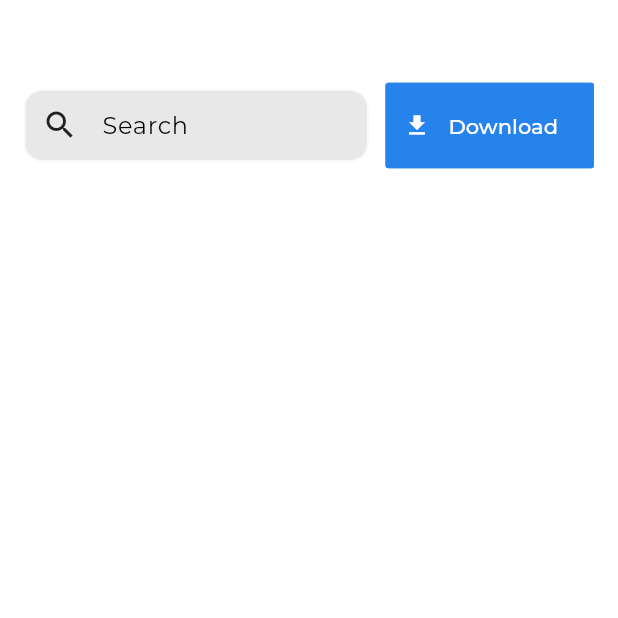
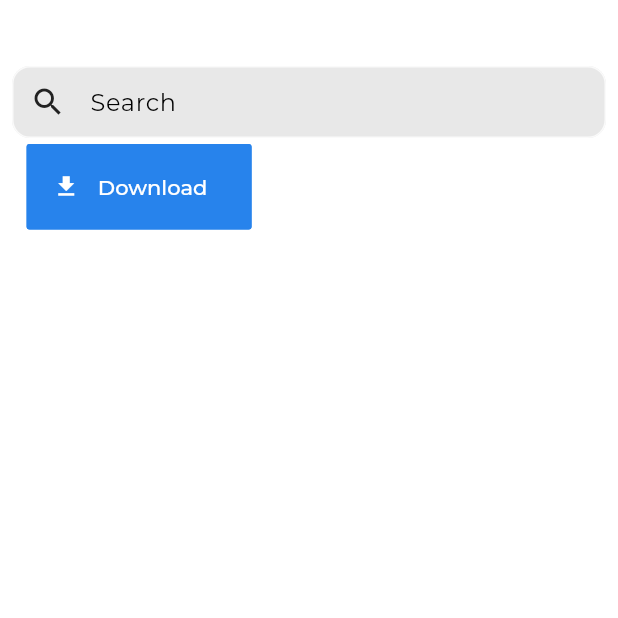
Before and after one commit to keenly-digital/CertEmpire_simulation, a Flutter app: the ExamQuestionPage screen opened by its route, on a phone screen of 412 x 824 dp, the top half of it. Run offline on Flutter 3.47's test engine with Material 3 defaults, Android fonts, the phone set to English and light mode, and no system bars; our stand-ins replace bloc, dio, equatable, flutter_bloc, flutter_screenutil, fluttertoast and 7 more; missing offline and left inert: flutter_quill, flutter_quill_extensions; accounts and stored records are empty; network calls fail.

Commit message:
report view changes

```diff
--- a/lib/core/res/app_strings.dart
+++ b/lib/core/res/app_strings.dart
@@ -23,6 +23,4 @@ class AppStrings {
   static const String reportAnswerAsIncorrect = '! Report Answer as Incorrect';
   static  String fileId = '91f185a0-bb28-48c4-a849-790ecab72d5a';
   static String userId = '97f4c350-b0d6-41ec-84a5-8e6a6210484b';
-  static String screenName = '/';
-  static String data = 'sd';
 }
--- a/lib/src/my_tasks/presentation/widgets/task_card.dart
+++ b/lib/src/my_tasks/presentation/widgets/task_card.dart
@@ -44,7 +44,7 @@ class TaskCard extends StatelessWidget {
                 Text('  |  ', style: TextStyle(color: Colors.black)),
                 Expanded(
                   child: Text(
-                    "This is the content of the question. This is the content of the question...",
+                    "View the question content here...",
                   ),
                 ),
                 Text(
--- a/lib/src/simulation/presentation/views/simulation_main_view.dart
+++ b/lib/src/simulation/presentation/views/simulation_main_view.dart
@@ -1,18 +1,17 @@
 import 'package:certempiree/core/config/extensions/theme_extension.dart';
 import 'package:certempiree/core/config/theme/app_colors.dart';
 import 'package:certempiree/core/res/app_strings.dart';
+import 'package:certempiree/core/shared/widgets/spaces.dart';
 import 'package:certempiree/src/simulation/data/models/file_content_model.dart';
 import 'package:certempiree/src/simulation/presentation/bloc/simulation_bloc/simulation_bloc.dart';
+import 'package:certempiree/src/simulation/presentation/bloc/simulation_bloc/simulation_event.dart';
 import 'package:certempiree/src/simulation/presentation/bloc/simulation_bloc/simulation_state.dart';
+import 'package:certempiree/src/simulation/presentation/cubit/search_cubit/search_cubit.dart';
 import 'package:certempiree/src/simulation/presentation/views/file_content.dart';
+import 'package:certempiree/src/simulation/presentation/widgets/app_button.dart';
 import 'package:flutter/material.dart';
 import 'package:flutter_bloc/flutter_bloc.dart';
 import 'package:flutter_screenutil/flutter_screenutil.dart';
-
-import '../../../../core/shared/widgets/spaces.dart';
-import '../bloc/simulation_bloc/simulation_event.dart';
-import '../cubit/search_cubit/search_cubit.dart';
-import '../widgets/app_button.dart';
 
 class ExamQuestionPage extends StatefulWidget {
   const ExamQuestionPage({super.key});
@@ -26,6 +25,7 @@ class _ExamQuestionPageState extends State<ExamQuestionPage> {
   void initState() {
     super.initState();
     if (!mounted) return;
+
     context.read<SimulationBloc>().add(
       FetchSimulationDataEvent(fieldId: AppStrings.fileId),
     );
@@ -34,92 +34,111 @@ class _ExamQuestionPageState extends State<ExamQuestionPage> {
   @override
   Widget build(BuildContext context) {
     return BlocBuilder<SimulationBloc, SimulationInitState>(
-      builder: (context, simulationState) {
-        var simulationData = simulationState as SimulationState;
+      builder: (context, state) {
+        final simulationState = state as SimulationState;
+
         return Scaffold(
           body: Padding(
             padding: const EdgeInsets.all(8.0),
-            child:
-                simulationData.loading == true
-                    ? Center(child: CircularProgressIndicator(
-                  color: AppColors.purple,))
-                    : Padding(
-                      padding: const EdgeInsets.all(8.0),
-                      child: Column(
-                        crossAxisAlignment: CrossAxisAlignment.start,
+            child: simulationState.loading
+                ? const Center(
+              child: CircularProgressIndicator(
+                color: AppColors.purple,
+              ),
+            )
+                : LayoutBuilder(
+              builder: (context, constraints) {
+                final isWideScreen = constraints.maxWidth > 852;
+
+                return Column(
                   children: [
-                          Text(
-                            simulationState.simulationData?.fileName.replaceAll("%", "") ??
-                                "",
-                            style: context.textTheme.headlineSmall?.copyWith(
-                              color: AppColors.blue,
-                              decoration: TextDecoration.underline,
-                              decorationColor:
-                                  AppColors.blue, // underline color
-                            ),
-                          ),
+                    _buildHeader(context, simulationState, isWideScreen),
                     verticalSpace(6),
-                          BlocBuilder<SearchQuestionCubit, String>(
-                            builder: (context, query) {
-                              return Row(
-                                children: [
-                                  Expanded(
-                                    child: TextFormField(
-                                      onChanged:
-                                          (value) => context
-                                              .read<SearchQuestionCubit>()
-                                              .setQuery(value),
-                                      decoration: InputDecoration(
-
-                                        contentPadding: EdgeInsets.symmetric(
-                                          horizontal: 15.w,
-                                        ),
-                                        labelText: 'Search',
-                                        labelStyle: TextStyle(
-                                          color: AppColors.black,
-                                        ),
-
-                                        border: OutlineInputBorder(),
-                                        prefixIcon: Icon(Icons.search),
-                                        hintStyle: TextStyle(
-                                          color: Colors.black,
-                                        ),
-                                      ),
-                                    ),
-                                  ),
-                                  horizontalSpace(5),
-
-                                  horizontalSpace(5),
-                                  appButton(
-                                    withIcon: true,
-                                    onPressed: () {},
-                                    text: "Download",
-                                    textColor: Colors.white,
-                                    borderColor: AppColors.lightBlue,
-                                    background: AppColors.lightBlue,
-                                  ),
-                                ],
-                              );
-                            },
-                          ),
                     BlocBuilder<SearchQuestionCubit, String>(
                       builder: (context, query) {
                         return Expanded(
                           child: FileContentWidget(
-                                  fileContent:
-                                      simulationState.simulationData ??
-                                      FileContent(),
+                            fileContent: simulationState.simulationData ?? FileContent(),
                             searchQuery: query,
                           ),
                         );
                       },
                     ),
                   ],
-                      ),
+                );
+              },
             ),
           ),
         );
       },
     );
   }
+
+  Widget _buildHeader(
+      BuildContext context, SimulationState simulationState, bool isWideScreen) {
+    final fileName = simulationState.simulationData?.fileName.replaceAll("%", "") ?? "";
+
+    final fileNameText = Text(
+      fileName,
+      style: context.textTheme.headlineSmall?.copyWith(
+        color: AppColors.blue,
+        decoration: TextDecoration.underline,
+        decorationColor: AppColors.blue,
+      ),
+    );
+
+    final searchField = SizedBox(
+      width: 400,
+      child: TextFormField(
+        onChanged: (value) => context.read<SearchQuestionCubit>().setQuery(value),
+        decoration: InputDecoration(
+          contentPadding: EdgeInsets.symmetric(horizontal: 15.w),
+          labelText: 'Search',
+          labelStyle: const TextStyle(color: AppColors.black),
+          border: const OutlineInputBorder(),
+          prefixIcon: const Icon(Icons.search),
+          hintStyle: const TextStyle(color: Colors.black),
+        ),
+      ),
+    );
+
+    final downloadButton = appButton(
+      withIcon: true,
+      onPressed: () {
+        // Add download functionality here
+      },
+      text: "Download",
+      textColor: Colors.white,
+      borderColor: AppColors.lightBlue,
+      background: AppColors.lightBlue,
+    );
+
+    if (isWideScreen) {
+      return Row(
+        children: [
+          fileNameText,
+          const Spacer(),
+          searchField,
+          horizontalSpace(5),
+          downloadButton,
+        ],
+      );
     }
+
+    return Column(
+      crossAxisAlignment: CrossAxisAlignment.start,
+      children: [
+        Wrap(
+          spacing: 4,
+          runSpacing: 4,
+          children: [
+            fileNameText,
+            searchField,
+            horizontalSpace(5),
+            downloadButton,
+          ],
+        ),
+      ],
+    );
+  }
+}
--- a/lib/src/simulation/presentation/widgets/app_button.dart
+++ b/lib/src/simulation/presentation/widgets/app_button.dart
@@ -8,8 +8,11 @@ Widget appButton({
   Color? textColor,
   bool? withIcon,
   double borderRadius = 2.0,
+  double width = 150.0,
 }) {
-  return TextButton(
+  return SizedBox(
+    width: width,
+    child: TextButton(
       onPressed: onPressed,
       style: TextButton.styleFrom(
         backgroundColor: background,
@@ -34,5 +37,6 @@ Widget appButton({
           ),
         ],
       ),
+    ),
   );
 }
```
Also changed, not shown: lib/src/my_reward/presentation/views/my_reward_main_view.dart (+30 -8 lines), lib/src/my_reward/presentation/widgets/reward_summary_card.dart (+10 -1 lines), lib/src/report_history/presentation/views/report_main_view.dart (+28 -22 lines), lib/src/simulation/presentation/views/editor/editor_view.dart (+28 -3 lines), lib/src/simulation/presentation/widgets/file_casestudy_row.dart (+31 -4 lines). Lines whose indentation alone changed are shown as unchanged.
